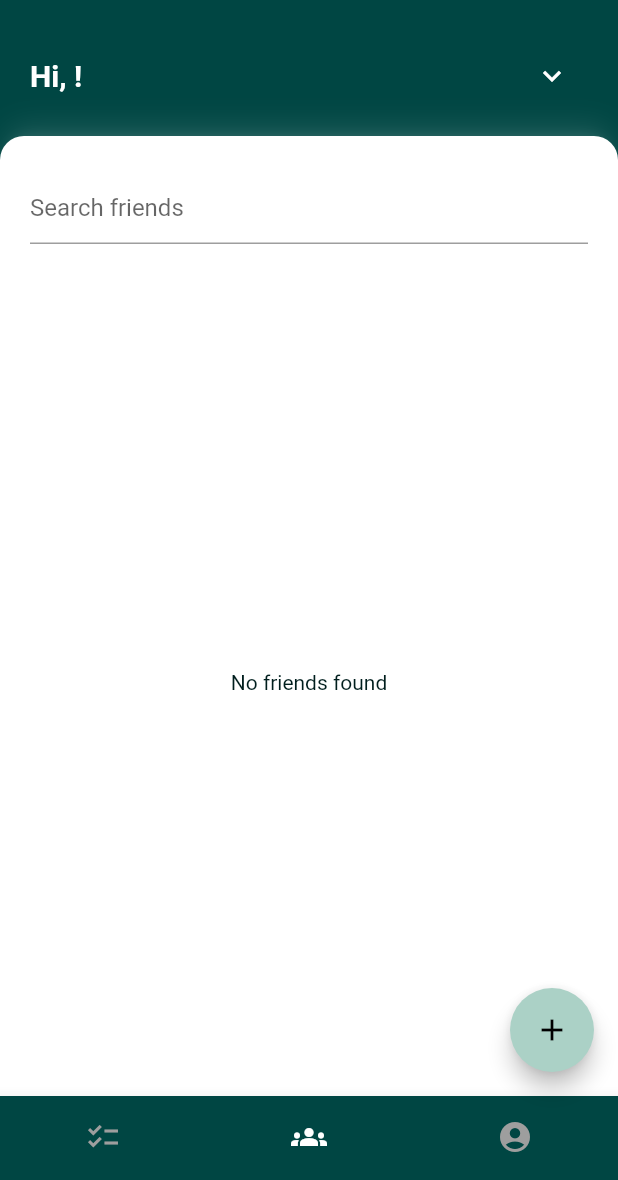
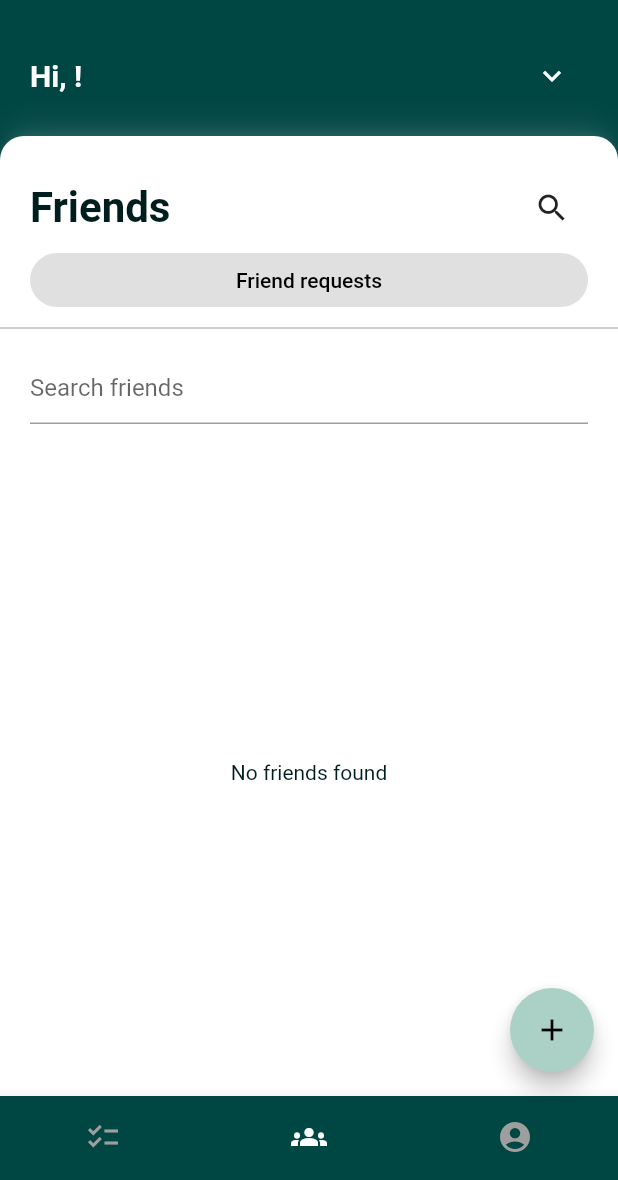
Before and after one commit to garthendrich/Teodou, a Flutter app: the screen it shows once a user with an empty profile is signed in, swiped to page 2, on a phone screen of 412 x 824 dp, the part 56-1236 px from its top. Run offline on Flutter 3.47's test engine with Material 2 defaults, Android fonts, the phone set to English and light mode, and no system bars; our stand-ins replace cloud_firestore, firebase_auth, firebase_core; accounts and stored records are empty.

Commit message:
feat: modify friends page

```diff
--- a/lib/screens/friends_page.dart
+++ b/lib/screens/friends_page.dart
@@ -13,7 +13,46 @@ class FriendsPage extends StatelessWidget {
   Widget build(BuildContext context) {
     final friendsStream = context.watch<AuthProvider>().getFriendsStream();
 
-    return ItemsStreamList(
+    return Column(
+      crossAxisAlignment: CrossAxisAlignment.stretch,
+      children: [
+        Padding(
+          padding: const EdgeInsets.symmetric(horizontal: 20),
+          child: Row(
+            mainAxisAlignment: MainAxisAlignment.spaceBetween,
+            children: [
+              const Text(
+                "Friends",
+                style: TextStyle(fontSize: 28, fontWeight: FontWeight.w600),
+              ),
+              IconButton(
+                icon: const Icon(Icons.search),
+                onPressed: () {
+                  // context.read<UserSearchProvider>().resetSearch();
+                  // Navigator.pushNamed(context, "/search-users");
+                },
+              )
+            ],
+          ),
+        ),
+        Padding(
+          padding: const EdgeInsets.symmetric(horizontal: 20),
+          child: TextButton(
+            style: TextButton.styleFrom(
+              foregroundColor: Colors.black,
+              backgroundColor: Colors.grey[300],
+              shape: const StadiumBorder(),
+            ),
+            child: const Text("Friend requests"),
+            onPressed: () {
+              // Navigator.pushNamed(context, "/friend-requests");
+            },
+          ),
+        ),
+        const Divider(color: Colors.grey),
+        const SizedBox(height: 8),
+        Expanded(
+          child: ItemsStreamList(
             stream: friendsStream,
             itemName: "friend",
             itemBuilder: (friend) => _buildFriendTile(friend, context),
@@ -26,6 +65,9 @@ class FriendsPage extends StatelessWidget {
                   )
                   .toList();
             },
+          ),
+        ),
+      ],
     );
   }
 
@@ -45,10 +87,12 @@ class FriendsPage extends StatelessWidget {
           showFriendActions(friend, context);
         },
       ),
-      onTap: () => Navigator.push(
+      onTap: () {
+        Navigator.push(
           context,
           MaterialPageRoute(builder: (context) => FriendScreen(user: friend)),
-      ),
+        );
+      },
     );
   }
 
```
Lines whose indentation alone changed are shown as unchanged.
